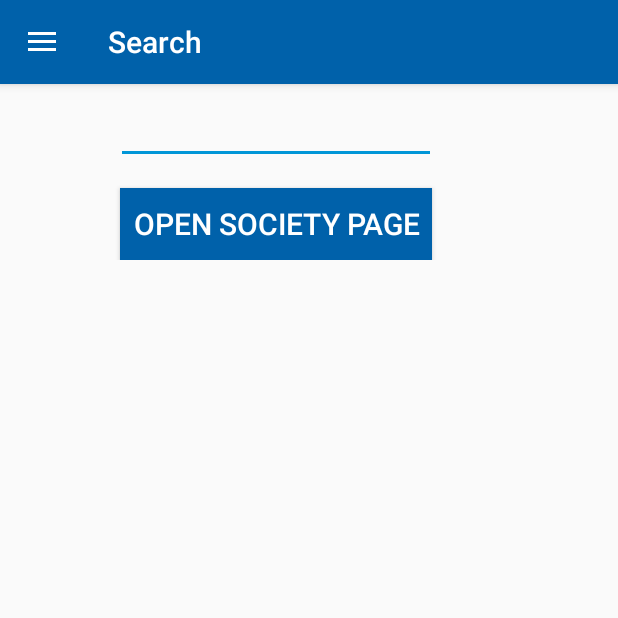
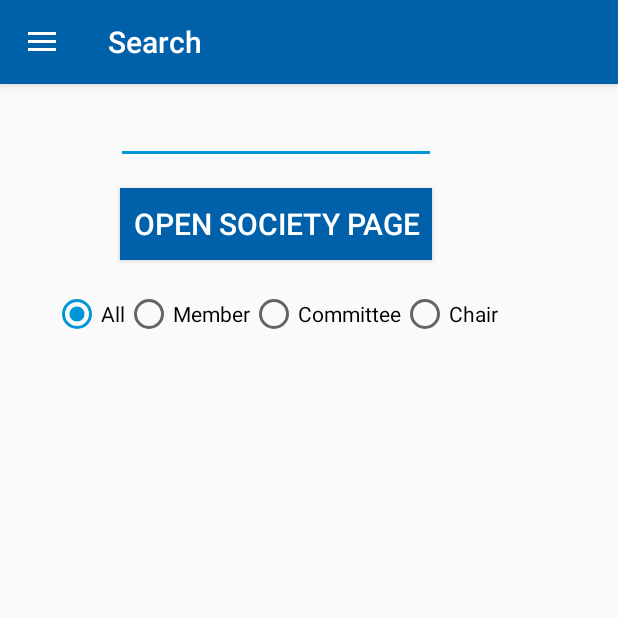
Before and after one commit to Red350/SocietiesApp, an Android app: the SocietiesListFragment screen opened directly, with no data from a screen before it, on a phone screen of 412 x 824 dp, the top half of it. Run offline under Robolectric (Android 15) with nearby library versions, the phone set to English and light mode, and no system bars; network calls fail; 1 statement that could not run was skipped.

Commit message:
Added radio buttons to society search activity
Allows the user to subsearch based on their status in a society
i.e. only search for societies they are a member of

```diff
--- a/app/SocietiesApp/app/src/main/java/ie/dit/societiesapp/ChairToolsFragment.java
+++ b/app/SocietiesApp/app/src/main/java/ie/dit/societiesapp/ChairToolsFragment.java
@@ -79,11 +79,11 @@ public class ChairToolsFragment extends Fragment implements View.OnClickListener
         addProgress = v.findViewById(R.id.chair_add_progress);
         deleteProgress = v.findViewById(R.id.chair_delete_progress);
 
-        // Auto complete text view and adapter for society names R.id.testytest
-//        ArrayAdapter<String> adapter = new ArrayAdapter<String>(getActivity().getApplicationContext(), R.layout.select_dialog_singlechoice, societies);
+        // Auto complete text view and searchAdapter for society names R.id.testytest
+//        ArrayAdapter<String> searchAdapter = new ArrayAdapter<String>(getActivity().getApplicationContext(), R.layout.select_dialog_singlechoice, societies);
 //        AutoCompleteTextView acTextView = (AutoCompleteTextView) v.findViewById(R.id.soc_search_field);
 //        acTextView.setThreshold(1);
-//        acTextView.setAdapter(adapter);
+//        acTextView.setAdapter(searchAdapter);
 
         return v;
     }
--- a/app/SocietiesApp/app/src/main/java/ie/dit/societiesapp/SocietiesListFragment.java
+++ b/app/SocietiesApp/app/src/main/java/ie/dit/societiesapp/SocietiesListFragment.java
@@ -13,6 +13,7 @@ import android.view.ViewGroup;
 import android.widget.ArrayAdapter;
 import android.widget.AutoCompleteTextView;
 import android.widget.Button;
+import android.widget.RadioGroup;
 
 import java.util.ArrayList;
 
@@ -29,13 +30,20 @@ import layout.SocietyFragment;
         */
 public class SocietiesListFragment extends Fragment implements View.OnClickListener, SwipeRefreshLayout.OnRefreshListener {
 
-    private ArrayList<String> societies = new ArrayList<String>();
+    private ArrayList<String> currentSelected;
+    private ArrayList<String> allSocieties = new ArrayList<String>();
+    private ArrayList<String> memberSocieties = new ArrayList<String>();
+    private ArrayList<String> committeeSocieties = new ArrayList<String>();
+    private ArrayList<String> chairSocieties = new ArrayList<String>();
 
     private OnFragmentInteractionListener mListener;
 
     private SwipeRefreshLayout swipeLayout;
-    private AutoCompleteTextView acTextView;
-    private Button button;
+    private AutoCompleteTextView searchBox;
+    private Button loadSocietyButton;
+    private RadioGroup radioGroup;
+
+    ArrayAdapter<String> searchAdapter;
 
     public SocietiesListFragment() {
         // Required empty public constructor
@@ -54,7 +62,24 @@ public class SocietiesListFragment extends Fragment implements View.OnClickListe
 
         // Get a list of the society names from the local db
         SocDBOpenHelper db = new SocDBOpenHelper(getActivity().getApplicationContext());
-        societies = db.getSocietyNames();
+        allSocieties = db.getSocietyNames();
+
+        // Create the array lists for each society subgroup
+        for(String soc : allSocieties) {
+            int society_id = db.getSocietyIdByName(soc);
+            if(db.checkMember(society_id)) {
+                memberSocieties.add(soc);
+            }
+            if(db.checkCommittee(society_id)) {
+                committeeSocieties.add(soc);
+            }
+            if(db.checkChair(society_id)) {
+                chairSocieties.add(soc);
+            }
+        }
+
+        // Default selected group is all
+        currentSelected = allSocieties;
     }
 
     @Override
@@ -62,6 +87,8 @@ public class SocietiesListFragment extends Fragment implements View.OnClickListe
                              Bundle savedInstanceState) {
         // Inflate the layout for this fragment
         View v = inflater.inflate(R.layout.fragment_societies_list, container, false);
+
+        getActivity().setTitle("Search");
 
         // Set up swipe to refresh
         swipeLayout = (SwipeRefreshLayout) v.findViewById(R.id.societies_swipe);
@@ -71,19 +98,61 @@ public class SocietiesListFragment extends Fragment implements View.OnClickListe
                 android.R.color.holo_orange_light,
                 android.R.color.holo_red_light);
 
-        // Set up the society page view button
-        button = (Button) v.findViewById(R.id.soc_search_button);
-        button.setOnClickListener(this);
+        // Set up the society page view loadSocietyButton
+        loadSocietyButton = (Button) v.findViewById(R.id.soc_search_button);
+        loadSocietyButton.setOnClickListener(this);
 
-        // Auto complete text view and adapter for society names R.id.testytest
-        ArrayAdapter<String> adapter = new ArrayAdapter<String>(getActivity().getApplicationContext(), R.layout.select_dialog_singlechoice, societies);
-        acTextView = (AutoCompleteTextView) v.findViewById(R.id.soc_search_field);
-        acTextView.setThreshold(1);
-        acTextView.setAdapter(adapter);
+        // Auto complete text view and searchAdapter for society names
+        searchAdapter = new ArrayAdapter<String>(getActivity().getApplicationContext(), R.layout.select_dialog_singlechoice, currentSelected);
+        searchBox = (AutoCompleteTextView) v.findViewById(R.id.soc_search_field);
+        searchBox.setThreshold(1);
+        searchBox.setAdapter(searchAdapter);
 
-        getActivity().setTitle("Search");
+        // Set up the radio buttons
+        radioGroup = (RadioGroup) v.findViewById(R.id.radio_search);
+        radioGroup.setOnCheckedChangeListener(new RadioGroup.OnCheckedChangeListener()
+        {
+            // Sets the adapter list based on the radio button that's pressed
+            @Override
+            public void onCheckedChanged(RadioGroup group, int checkedId) {
+                switch(checkedId) {
+                    case R.id.radio_search_all:
+                        currentSelected = allSocieties;
+                        updateSearchList();
+                        break;
+
+                    case R.id.radio_search_member:
+                        currentSelected = memberSocieties;
+                        updateSearchList();
+                        break;
+
+
+                    case R.id.radio_search_committee:
+                        currentSelected = committeeSocieties;
+                        updateSearchList();
+                        break;
+
+                    case R.id.radio_search_chair:
+                        currentSelected = chairSocieties;
+                        updateSearchList();
+                        break;
+                }
+            }
+        });
 
         return v;
+    }
+
+    // Updates the search list based on whatever currentSelected points to.
+    // Also clears the search box.
+    private void updateSearchList() {
+        searchAdapter.clear();
+        searchAdapter.addAll(currentSelected);
+        searchAdapter.notifyDataSetChanged();
+
+        // Clear the text view and remove focus
+        searchBox.setText("");
+        searchBox.clearFocus();
     }
 
     // TODO: Rename method, update argument and hook method into UI event
@@ -149,6 +218,8 @@ public class SocietiesListFragment extends Fragment implements View.OnClickListe
                 Log.d("SOCDEBUG", "Button clicked");
                 loadSocFragment();
                 break;
+            case R.id.radio_search:
+                Log.d("RADIODEBUG", "Radio clicked");
         }
     }
 
@@ -160,8 +231,8 @@ public class SocietiesListFragment extends Fragment implements View.OnClickListe
     public class UpdateSocietiesTask extends AsyncTask<Void, Void, Boolean> {
 
         public UpdateSocietiesTask() {
-            acTextView.setFocusable(false);
-            button.setEnabled(false);
+            searchBox.setFocusable(false);
+            loadSocietyButton.setEnabled(false);
         }
 
         @Override
@@ -182,9 +253,9 @@ public class SocietiesListFragment extends Fragment implements View.OnClickListe
         @Override
         protected void onPostExecute(final Boolean success) {
             swipeLayout.setRefreshing(false);
-            acTextView.setFocusableInTouchMode(true);
-            acTextView.setFocusable(true);
-            button.setEnabled(true);
+            searchBox.setFocusableInTouchMode(true);
+            searchBox.setFocusable(true);
+            loadSocietyButton.setEnabled(true);
         }
     }
 }
--- a/app/SocietiesApp/app/src/main/res/layout/fragment_societies_list.xml
+++ b/app/SocietiesApp/app/src/main/res/layout/fragment_societies_list.xml
@@ -34,6 +34,32 @@
                 android:text="Open Society Page"
                 android:textColor="#FFFFFF"
                 android:textSize="20sp" />
+
+            <RadioGroup xmlns:android="http://schemas.android.com/apk/res/android"
+                android:id="@+id/radio_search"
+                android:layout_width="fill_parent"
+                android:layout_height="wrap_content"
+                android:layout_marginTop="20dp"
+                android:orientation="horizontal"
+                android:gravity="center">
+                <RadioButton android:id="@+id/radio_search_all"
+                    android:layout_width="wrap_content"
+                    android:layout_height="wrap_content"
+                    android:text="All"
+                    android:checked="true"/>
+                <RadioButton android:id="@+id/radio_search_member"
+                    android:layout_width="wrap_content"
+                    android:layout_height="wrap_content"
+                    android:text="Member"/>
+                <RadioButton android:id="@+id/radio_search_committee"
+                    android:layout_width="wrap_content"
+                    android:layout_height="wrap_content"
+                    android:text="Committee"/>
+                <RadioButton android:id="@+id/radio_search_chair"
+                    android:layout_width="wrap_content"
+                    android:layout_height="wrap_content"
+                    android:text="Chair"/>
+            </RadioGroup>
         </LinearLayout>
     </ScrollView>
 </android.support.v4.widget.SwipeRefreshLayout>
```
